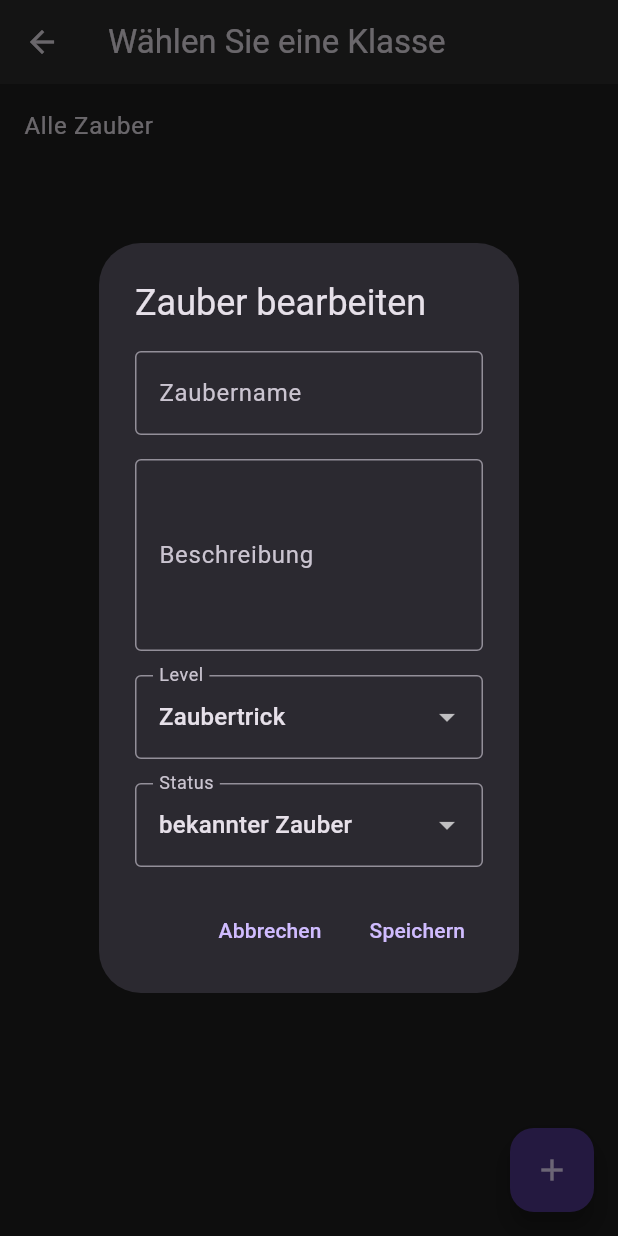
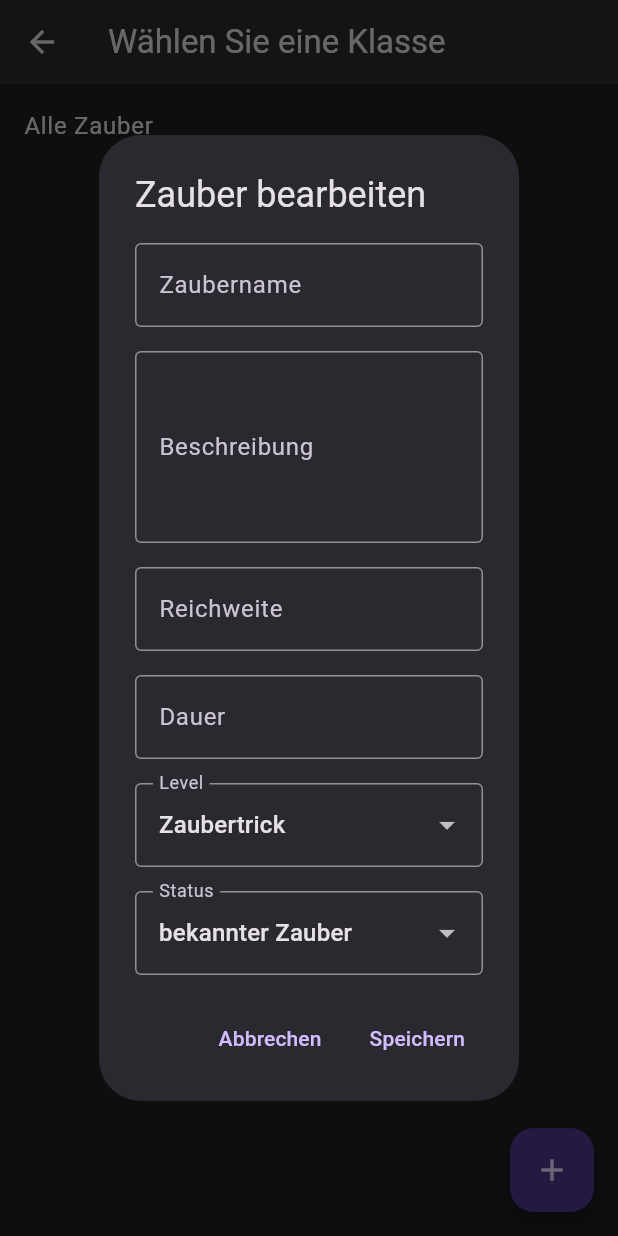
Before and after one commit to BonobosInc/dnd, a Flutter app: the ClassSelectionPage screen opened directly with empty values, after a tap on the "add" icon, on a phone screen of 412 x 824 dp. Run offline on Flutter 3.47's test engine with Material 3 defaults, Android fonts, the light colour scheme and no system bars; our stand-ins replace file_picker, material_design_icons_flutter, share_plus, shared_preferences, sqflite, sqflite_common_ffi; missing offline and left inert: syncfusion_flutter_pdf, window_size; accounts and stored records are empty; statements that could not run were skipped.

Commit message:
added duration and reach to spell descriptions (#10)

```diff
--- a/lib/classes/database_schema.dart
+++ b/lib/classes/database_schema.dart
@@ -113,6 +113,8 @@ class DatabaseSchema {
       'status': 'TEXT',
       'level': 'INTEGER',
       'description': 'TEXT',
+      'reach': 'TEXT',
+      'duration': 'TEXT',
     },
     'weapons': {
       'ID': 'INTEGER PRIMARY KEY AUTOINCREMENT',
--- a/lib/configs/version.dart
+++ b/lib/configs/version.dart
@@ -1 +1 @@
-const String appVersion = "1.0.2";
+const String appVersion = "1.0.3";
--- a/lib/views/wiki/spellwiki_view.dart
+++ b/lib/views/wiki/spellwiki_view.dart
@@ -501,6 +501,8 @@ Future<Spell?> _showAddSpellDialog(
 
   String name = spellData?.name ?? '';
   String description = spellData?.text ?? '';
+  String? reach = spellData?.range;
+  String? duration = spellData?.duration;
 
   int level = Defines.spellZero;
   if (spellData?.level is String) {
@@ -520,6 +522,8 @@ Future<Spell?> _showAddSpellDialog(
       description: description,
       status: Defines.spellKnown,
       level: level,
+      reach: reach,
+      duration: duration,
     ),
     isNewSpell,
   );
@@ -530,13 +534,18 @@ Future<Spell?> _showSpellDialog(
   final TextEditingController descriptionController =
       TextEditingController(text: spell.description);
 
+  final TextEditingController reachController =
+      TextEditingController(text: spell.reach);
+  final TextEditingController durationController =
+      TextEditingController(text: spell.duration);
+
   return showDialog<Spell>(
     context: context,
     builder: (context) {
       return AlertDialog(
         title: const Text('Zauber bearbeiten'),
         content: SingleChildScrollView(
-          child: _buildSpellDetailForm(spell, descriptionController),
+          child: _buildSpellDetailForm(spell, descriptionController, reachController, durationController),
         ),
         actions: [
           SizedBox(
@@ -565,7 +574,10 @@ Future<Spell?> _showSpellDialog(
 }
 
 Widget _buildSpellDetailForm(
-    Spell spell, TextEditingController descriptionController) {
+    Spell spell,
+    TextEditingController descriptionController,
+    TextEditingController reach,
+    TextEditingController duration) {
   return Column(
     mainAxisSize: MainAxisSize.min,
     children: [
@@ -575,7 +587,11 @@ Widget _buildSpellDetailForm(
         onChanged: (value) => spell.name = value,
       ),
       const SizedBox(height: 16),
-      _buildDescriptionTextField(descriptionController),
+      _buildDescriptionTextField(descriptionController, 'Beschreibung', 4),
+      const SizedBox(height: 16),
+      _buildDescriptionTextField(reach, 'Reichweite', 1),
+      const SizedBox(height: 16),
+      _buildDescriptionTextField(duration, 'Dauer', 1),
       const SizedBox(height: 16),
       _buildLevelDropdown(spell),
       const SizedBox(height: 16),
@@ -628,13 +644,14 @@ Widget _buildLevelDropdown(Spell spell) {
   );
 }
 
-Widget _buildDescriptionTextField(TextEditingController controller) {
+Widget _buildDescriptionTextField(
+    TextEditingController controller, String label, int maxLines) {
   return TextField(
     controller: controller,
-    maxLines: 4,
-    decoration: const InputDecoration(
-      labelText: 'Beschreibung',
-      border: OutlineInputBorder(),
+    maxLines: maxLines,
+    decoration: InputDecoration(
+      labelText: label,
+      border: const OutlineInputBorder(),
     ),
   );
 }
```
Also changed, not shown: lib/classes/profile_manager.dart (+46 -12 lines), lib/views/spell_editing_view.dart (+43 -15 lines), lib/views/spell_view.dart (+40 -17 lines).
